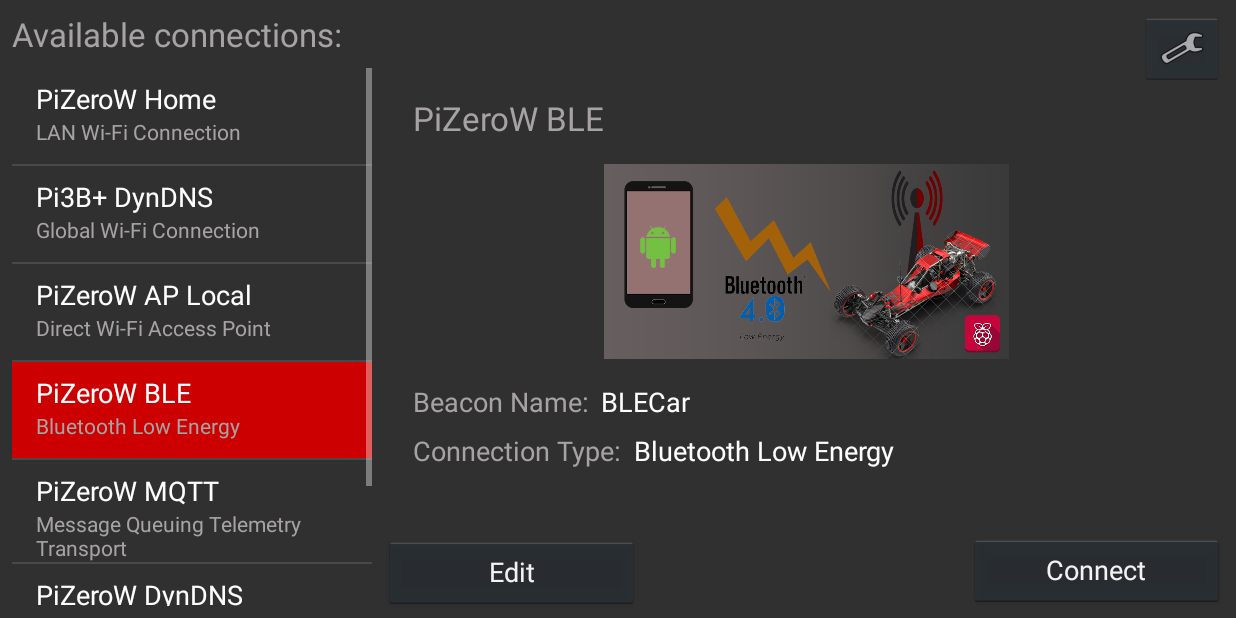
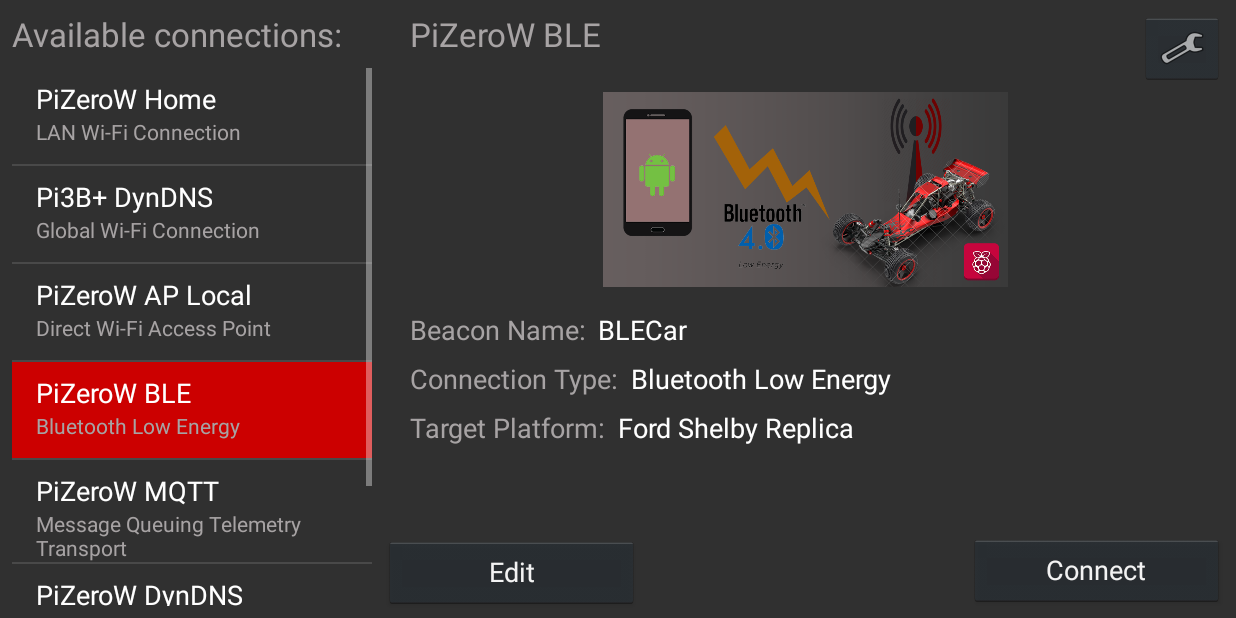
Before and after one commit to vnemes/PiCar, an Android app: the screen it shows after launch (ConnectActivity), after a tap on "PiZeroW BLE", on a phone screen of 824 x 412 dp (held sideways). Run offline under Robolectric (Android 15) with nearby library versions, the light colour scheme and no system bars; 3 other taps on this screen came first.

Commit message:
Added Platform as an editable connection property in the android application

```diff
--- a/PiCar/app/src/main/java/vendetta/picar/ConnectActivity.kt
+++ b/PiCar/app/src/main/java/vendetta/picar/ConnectActivity.kt
@@ -16,6 +16,7 @@ import kotlin.collections.ArrayList
 import android.view.ViewGroup
 import android.widget.AdapterView.OnItemClickListener
 import android.widget.*
+import vendetta.picar.connection.ConnectionPlatformEn
 import vendetta.picar.preferences.EditConnDialogFragment
 
 
@@ -26,6 +27,7 @@ class ConnectActivity : Activity(), EditConnDialogFragment.IConnEditable {
     private val connectionSpecificValueTV: TextView by lazy { findViewById<TextView>(R.id.connectionSpecificValueTV) }
     private val connectionSpecificIdTV: TextView by lazy { findViewById<TextView>(R.id.connectionSpecificIdTV) }
     private val connectionTypeTV: TextView by lazy { findViewById<TextView>(R.id.connectionTypeTV) }
+    private val connectionPlatformTV: TextView by lazy { findViewById<TextView>(R.id.connectionPlatformTV) }
     private lateinit var selectedConnection: ConnectionConfig
     private lateinit var sharedPreferences: SharedPreferences
     private lateinit var connectionArr: MutableList<ConnectionConfig>
@@ -42,13 +44,13 @@ class ConnectActivity : Activity(), EditConnDialogFragment.IConnEditable {
         if (firstRun) {
             // initialize connection list with default values
             connectionArr = mutableListOf(
-                    ConnectionConfig("PiZeroW Home", ConnectionTypeEn.WIFI_LOCAL, "192.168.100.18","",""),
-                    ConnectionConfig("Pi3B+ DynDNS", ConnectionTypeEn.WIFI_INET, "vendettapi.go.ro","",""),
-                    ConnectionConfig("PiZeroW AP Local", ConnectionTypeEn.WIFI_AP, "PiZeroCar","192.168.10.1","P1Password"),
-                    ConnectionConfig("PiZeroW BLE", ConnectionTypeEn.BLE, "BLECar","",""),
-                    ConnectionConfig("PiZeroW MQTT", ConnectionTypeEn.MQTT, "192.168.43.38","",""),
-                    ConnectionConfig("PiZeroW DynDNS", ConnectionTypeEn.WIFI_INET, "vendettapi.go.ro","",""),
-                    ConnectionConfig("PiZeroW HotSpot", ConnectionTypeEn.WIFI_LOCAL, "192.168.43.38","",""))
+                    ConnectionConfig("PiZeroW Home", ConnectionTypeEn.WIFI_LOCAL, ConnectionPlatformEn.SHELBYGT500,"192.168.100.18","",""),
+                    ConnectionConfig("Pi3B+ DynDNS", ConnectionTypeEn.WIFI_INET, ConnectionPlatformEn.RCBUGGY,"vendettapi.go.ro","",""),
+                    ConnectionConfig("PiZeroW AP Local", ConnectionTypeEn.WIFI_AP, ConnectionPlatformEn.SHELBYGT500,"192.168.10.1","PiZeroCar","P1Password"),
+                    ConnectionConfig("PiZeroW BLE", ConnectionTypeEn.BLE, ConnectionPlatformEn.SHELBYGT500,"BLECar","",""),
+                    ConnectionConfig("PiZeroW MQTT", ConnectionTypeEn.MQTT, ConnectionPlatformEn.SHELBYGT500,"192.168.43.38","",""),
+                    ConnectionConfig("PiZeroW DynDNS", ConnectionTypeEn.WIFI_INET, ConnectionPlatformEn.SHELBYGT500,"vendettapi.go.ro","",""),
+                    ConnectionConfig("PiZeroW HotSpot", ConnectionTypeEn.WIFI_LOCAL, ConnectionPlatformEn.SHELBYGT500,"192.168.43.38","",""))
 
             saveConnectionArray()
             sharedPreferences
@@ -101,6 +103,8 @@ class ConnectActivity : Activity(), EditConnDialogFragment.IConnEditable {
         connectionNameTV.text = selectedConnection.name
         connectionSpecificValueTV.text = selectedConnection.identifier
         connectionTypeTV.text = selectedConnection.connType.value
+
+        connectionPlatformTV.text = selectedConnection.connPlatform.value
         connectionSpecificIdTV.text = selectedConnection.connType.specific
         connectionIV.setImageResource(selectedConnection.connType.img)
     }
--- a/PiCar/app/src/main/java/vendetta/picar/ControllerActivity.java
+++ b/PiCar/app/src/main/java/vendetta/picar/ControllerActivity.java
@@ -113,7 +113,7 @@ public class ControllerActivity extends Activity {
                 wifiAPConnectionHandler = new Handler();
                 //start 5 second connection timeout handler
                 wifiAPConnectionHandler.postDelayed(() -> onConnectionChange(ConnectionStateEn.DISCONNECTED), 5000);
-                PiWiFiManager.connectToWiFiAP(getApplicationContext(), config.getIdentifier(), config.getSecretValue());
+                PiWiFiManager.connectToWiFiAP(getApplicationContext(), config.getAddrValue(), config.getSecretValue());
                 break;
             case WIFI_INET: //fall through
             case WIFI_LOCAL:
--- a/PiCar/app/src/main/java/vendetta/picar/connection/ConnectionConfig.kt
+++ b/PiCar/app/src/main/java/vendetta/picar/connection/ConnectionConfig.kt
@@ -1,6 +1,6 @@
 package vendetta.picar.connection
 
-data class ConnectionConfig(val name:String, val connType: ConnectionTypeEn, val identifier: String, val addrValue:String, val secretValue:String){
+data class ConnectionConfig(val name:String, val connType: ConnectionTypeEn, val connPlatform:ConnectionPlatformEn, val identifier: String, val addrValue:String, val secretValue:String){
 
     override fun toString(): String {
         return name
--- /dev/null
+++ b/PiCar/app/src/main/java/vendetta/picar/connection/ConnectionPlatformEn.kt
@@ -0,0 +1,6 @@
+package vendetta.picar.connection
+
+enum class ConnectionPlatformEn(val value:String) {
+    RCBUGGY("Performance RC Buggy"),
+    SHELBYGT500("Ford Shelby Replica");
+}
--- a/PiCar/app/src/main/java/vendetta/picar/connection/ConnectionTypeEn.kt
+++ b/PiCar/app/src/main/java/vendetta/picar/connection/ConnectionTypeEn.kt
@@ -5,7 +5,7 @@ import vendetta.picar.R
 enum class ConnectionTypeEn(val value:String, val specific: String, val img: Int) {
     WIFI_LOCAL("LAN Wi-Fi Connection", "Local IP Address:", R.drawable.wifi_local_logo),
     WIFI_INET("Global Wi-Fi Connection", "Internet IP Address:", R.drawable.wifi_global_logo),
-    WIFI_AP("Direct Wi-Fi Access Point", "SSID:", R.drawable.wifi_ap_logo),
+    WIFI_AP("Direct Wi-Fi Access Point", "Local IP Address:", R.drawable.wifi_ap_logo),
     MQTT("Message Queuing Telemetry Transport", "Shared Key:", R.drawable.wifi_local_mqtt),
     BLE("Bluetooth Low Energy", "Beacon Name:", R.drawable.wifi_local_ble)
 }
--- a/PiCar/app/src/main/java/vendetta/picar/connection/PiWiFiManager.java
+++ b/PiCar/app/src/main/java/vendetta/picar/connection/PiWiFiManager.java
@@ -37,7 +37,7 @@ public class PiWiFiManager {
                     && netInfo.getType() == ConnectivityManager.TYPE_WIFI
                     && netInfo.getExtraInfo().replaceAll("^\"|\"$", "").equals(activity.getConfig().getIdentifier())) {
                 activity.cancelWifiApTimout();
-                activity.establishConnection(activity.getConfig().getAddrValue());
+                activity.establishConnection(activity.getConfig().getIdentifier());
             }
         }
     };
--- a/PiCar/app/src/main/res/layout/activity_connect.xml
+++ b/PiCar/app/src/main/res/layout/activity_connect.xml
@@ -44,31 +44,45 @@
         app:layout_constraintTop_toBottomOf="@+id/ignore1" />
 
 
-    <ImageButton
-        android:id="@+id/connectionSettingsBtn"
-        style="@android:style/Widget.Holo.ImageButton"
-        android:layout_width="wrap_content"
-        android:layout_height="wrap_content"
-        android:layout_marginTop="8dp"
-        android:layout_marginEnd="8dp"
-        android:onClick="onSettingsBtnPress"
-        android:src="@android:drawable/ic_menu_preferences"
-        app:layout_constraintEnd_toEndOf="parent"
-        app:layout_constraintTop_toTopOf="parent" />
-
     <android.support.constraint.ConstraintLayout
         android:id="@+id/connInfo_ListView"
         android:layout_width="0dp"
         android:layout_height="0dp"
-        android:layout_marginStart="11dp"
+        android:layout_marginStart="9dp"
         android:layout_marginTop="8dp"
         android:layout_marginEnd="8dp"
         android:layout_marginBottom="8dp"
         app:layout_constraintBottom_toTopOf="@+id/connectionStartBtn"
         app:layout_constraintEnd_toEndOf="parent"
         app:layout_constraintStart_toEndOf="@+id/connectionListView"
-        app:layout_constraintTop_toBottomOf="@+id/connectionSettingsBtn"
+        app:layout_constraintTop_toTopOf="parent"
         tools:layout="@layout/activity_connect">
+
+        <TextView
+            android:id="@+id/connectionPlatformTV"
+            android:layout_width="wrap_content"
+            android:layout_height="wrap_content"
+            android:layout_marginStart="8dp"
+            android:layout_marginTop="8dp"
+            android:layout_marginEnd="8dp"
+            android:text="Target Platform Value"
+            android:textAppearance="@android:style/TextAppearance.Holo.Medium"
+            app:layout_constraintEnd_toEndOf="parent"
+            app:layout_constraintHorizontal_bias="0.0"
+            app:layout_constraintStart_toEndOf="@+id/ignored2"
+            app:layout_constraintTop_toBottomOf="@+id/connectionTypeTV" />
+
+        <TextView
+            android:id="@+id/ignored2"
+            android:layout_width="wrap_content"
+            android:layout_height="wrap_content"
+            android:layout_marginStart="16dp"
+            android:layout_marginTop="8dp"
+            android:text="Target Platform:"
+            android:textAppearance="@android:style/TextAppearance.Holo.Medium"
+            android:textColor="@color/inactiveTextColor"
+            app:layout_constraintStart_toStartOf="parent"
+            app:layout_constraintTop_toBottomOf="@+id/ignored" />
 
         <TextView
             android:id="@+id/connectionNameTV"
@@ -76,8 +90,8 @@
             android:layout_height="wrap_content"
             android:layout_marginStart="16dp"
             android:text="Connection Name"
+            android:textAppearance="@android:style/TextAppearance.Holo.Large"
             android:textColor="@color/inactiveTextColor"
-            android:textAppearance="@android:style/TextAppearance.Holo.Large"
             app:layout_constraintStart_toStartOf="parent"
             app:layout_constraintTop_toTopOf="parent" />
 
@@ -86,7 +100,7 @@
             android:layout_width="270dp"
             android:layout_height="130dp"
             android:layout_marginStart="8dp"
-            android:layout_marginTop="16dp"
+            android:layout_marginTop="24dp"
             android:layout_marginEnd="8dp"
             android:adjustViewBounds="true"
             android:cropToPadding="false"
@@ -141,15 +155,22 @@
             android:layout_marginStart="8dp"
             android:layout_marginTop="8dp"
             android:layout_marginEnd="8dp"
-            android:layout_marginBottom="8dp"
             android:text="Connection Type Value"
             android:textAppearance="@android:style/TextAppearance.Holo.Medium"
-            app:layout_constraintBottom_toBottomOf="parent"
             app:layout_constraintEnd_toEndOf="parent"
             app:layout_constraintHorizontal_bias="0.0"
             app:layout_constraintStart_toEndOf="@+id/ignored"
-            app:layout_constraintTop_toBottomOf="@+id/connectionSpecificValueTV"
-            app:layout_constraintVertical_bias="0.0" />
+            app:layout_constraintTop_toBottomOf="@+id/connectionSpecificValueTV" />
+
+        <ImageButton
+            android:id="@+id/connectionSettingsBtn"
+            style="@android:style/Widget.Holo.ImageButton"
+            android:layout_width="wrap_content"
+            android:layout_height="wrap_content"
+            android:onClick="onSettingsBtnPress"
+            android:src="@android:drawable/ic_menu_preferences"
+            app:layout_constraintEnd_toEndOf="parent"
+            app:layout_constraintTop_toTopOf="parent" />
 
     </android.support.constraint.ConstraintLayout>
 
```
Also changed, not shown: PiCar/app/src/main/java/vendetta/picar/preferences/EditConnDialogFragment.java (+9 -0 lines), PiCar/app/src/main/res/layout/dialog_connection_edit.xml (+23 -2 lines).
